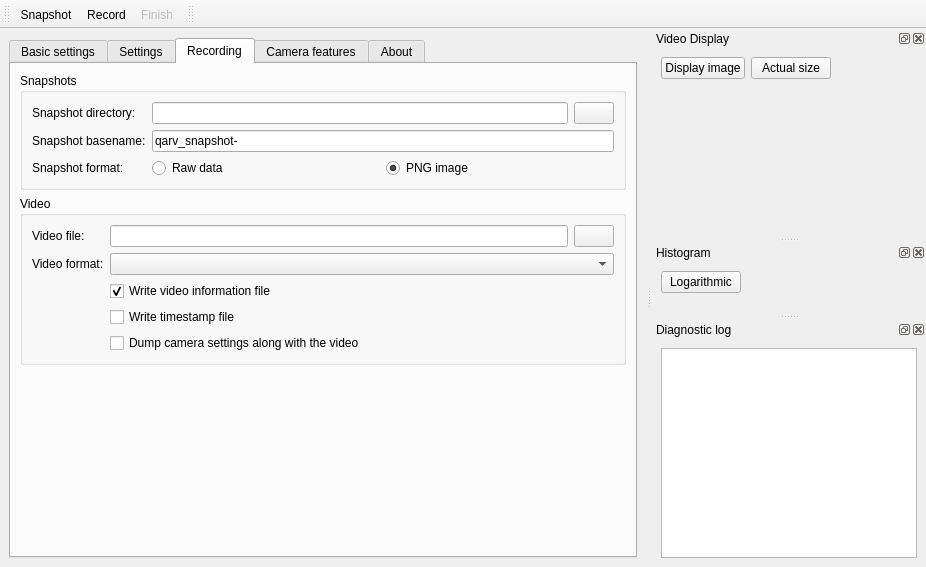
Before: the Qt Designer form src/mainwindow.ui in AD-Vega/qarv, drawn with Qt 5.
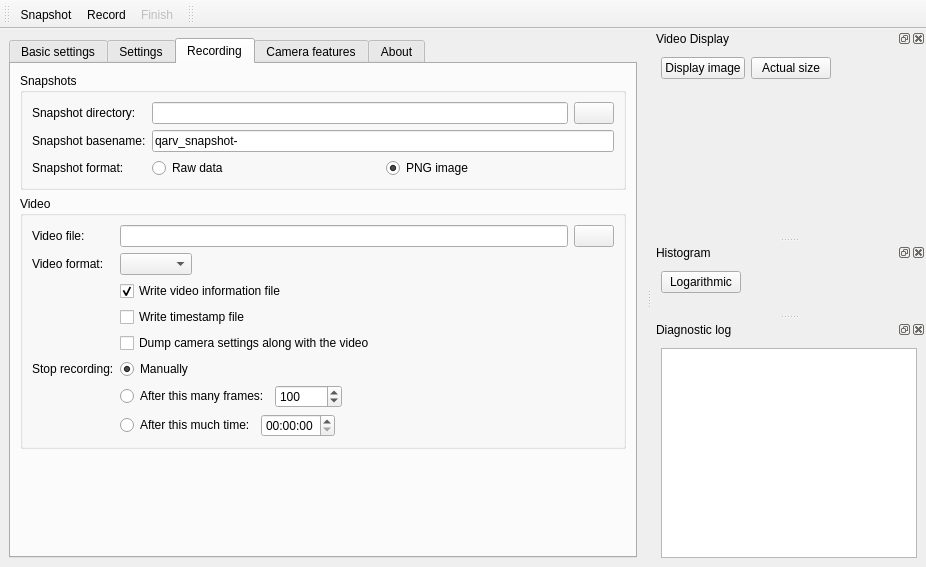
After: the same form once the commit is applied. The open tabs and pages were chosen to show the change. Icons and pictures are not drawn. Custom widgets are drawn as their Qt base class.

Commit message: Add a setting to automatically stop recording.

```diff
--- a/src/mainwindow.ui
+++ b/src/mainwindow.ui
@@ -815,6 +815,9 @@
            <string>Video</string>
           </property>
           <layout class="QFormLayout" name="formLayout_6">
+           <property name="fieldGrowthPolicy">
+            <enum>QFormLayout::ExpandingFieldsGrow</enum>
+           </property>
            <item row="0" column="0">
             <widget class="QLabel" name="label_12">
              <property name="text">
@@ -895,6 +898,83 @@
              </property>
             </widget>
            </item>
+           <item row="5" column="0">
+            <widget class="QLabel" name="label_19">
+             <property name="text">
+              <string>Stop recording:</string>
+             </property>
+            </widget>
+           </item>
+           <item row="5" column="1">
+            <widget class="QRadioButton" name="stopRecordingManuallyRadio">
+             <property name="toolTip">
+              <string>Recording will not be stopped automatically.</string>
+             </property>
+             <property name="text">
+              <string>Manually</string>
+             </property>
+             <property name="checked">
+              <bool>true</bool>
+             </property>
+             <attribute name="buttonGroup">
+              <string notr="true">stopRecordingRadios</string>
+             </attribute>
+            </widget>
+           </item>
+           <item row="6" column="1">
+            <layout class="QHBoxLayout" name="horizontalLayout">
+             <item>
+              <widget class="QRadioButton" name="stopRecordingFramesRadio">
+               <property name="toolTip">
+                <string>Recording will be stopped when the specified number of frames is recorded.</string>
+               </property>
+               <property name="text">
+                <string>After this many frames:</string>
+               </property>
+               <attribute name="buttonGroup">
+                <string notr="true">stopRecordingRadios</string>
+               </attribute>
+              </widget>
+             </item>
+             <item>
+              <widget class="QSpinBox" name="stopRecordingFrames">
+               <property name="minimum">
+                <number>1</number>
+               </property>
+               <property name="maximum">
+                <number>100000</number>
+               </property>
+               <property name="value">
+                <number>100</number>
+               </property>
+              </widget>
+             </item>
+            </layout>
+           </item>
+           <item row="7" column="1">
+            <layout class="QHBoxLayout" name="horizontalLayout_15">
+             <item>
+              <widget class="QRadioButton" name="stopRecordingTimeRadio">
+               <property name="toolTip">
+                <string>Recording will be stopped when the specified amount of time elapses. Time is specified as hours:minutes:seconds.</string>
+               </property>
+               <property name="text">
+                <string>After this much time:</string>
+               </property>
+               <attribute name="buttonGroup">
+                <string notr="true">stopRecordingRadios</string>
+               </attribute>
+              </widget>
+             </item>
+             <item>
+              <widget class="QTimeEdit" name="stopRecordingTime">
+               <property name="displayFormat">
+                <string>HH:mm:ss</string>
+               </property>
+              </widget>
+             </item>
+            </layout>
+           </item>
           </layout>
          </widget>
         </item>
```
Left out of the diff: 1 changed line with no effect on the pictures. The commit also changes 2 other files.
